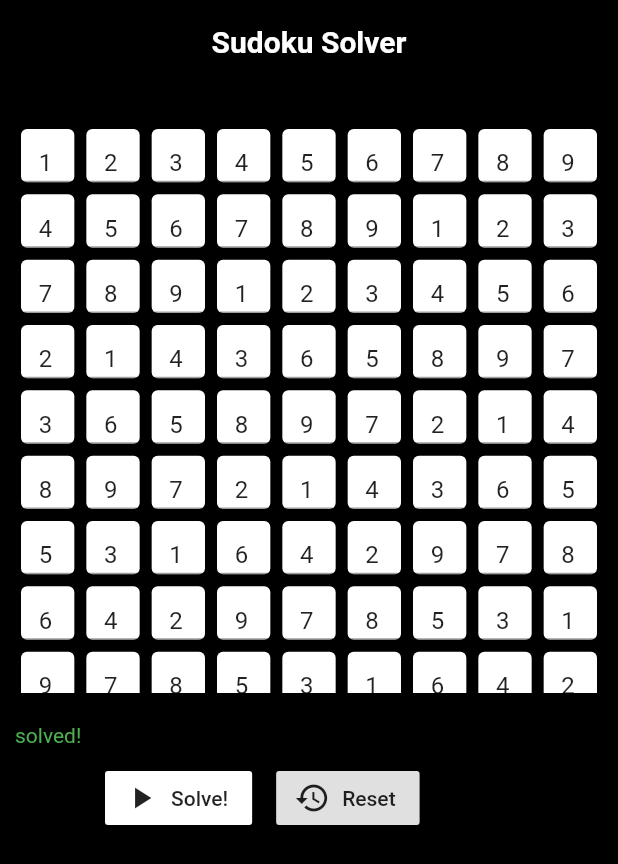
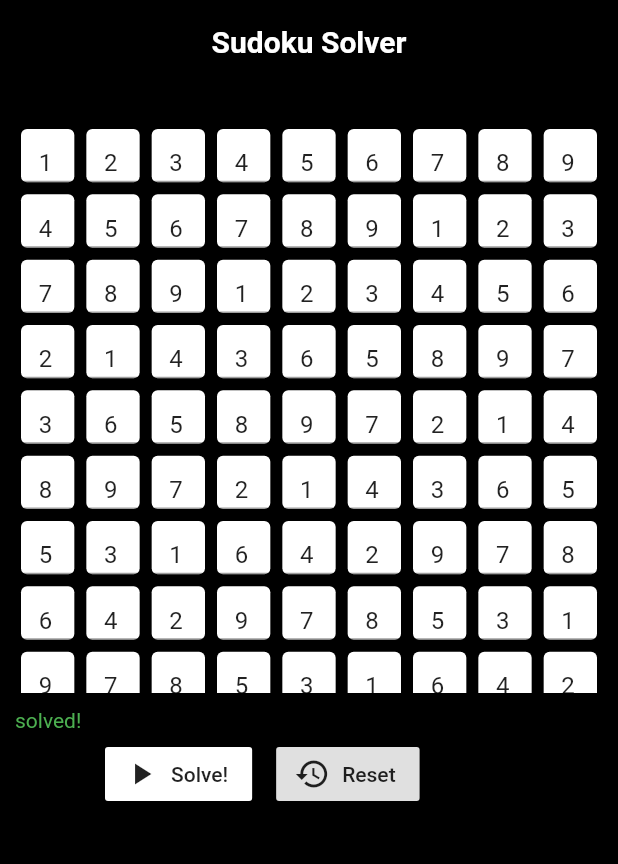
Before and after one commit to ajroxz/sudoku-solver, a Flutter app: the screen it shows after launch, after a tap on "Solve!", on a phone screen of 412 x 824 dp. Shown: the top 864 px of the screen. Run offline on Flutter 3.47's test engine with Material 2 defaults, Android fonts, the phone set to English and light mode, and no system bars.

Commit message:
minor changes

```diff
--- a/lib/main.dart
+++ b/lib/main.dart
@@ -129,7 +129,7 @@ class _HomeState extends State<Home> {
                   ),
                 ),
                 Padding(
-                  padding: const EdgeInsets.fromLTRB(10, 10, 0, 0),
+                  padding: const EdgeInsets.fromLTRB(10, 0, 0, 0),
                   child: Row(
                     children: [
                       Text(
@@ -142,7 +142,7 @@ class _HomeState extends State<Home> {
                   ),
                 ),
                 Padding(
-                  padding: const EdgeInsets.fromLTRB(70, 10, 3, 0),
+                  padding: const EdgeInsets.fromLTRB(70, 4, 3, 0),
                   child: Row(
                     crossAxisAlignment: CrossAxisAlignment.center,
                     children: [
```
